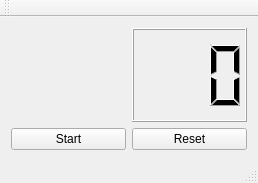
Before: the Qt Designer form SensorCounterQt/mainwindow.ui in SenriYoshikawa/SensorCounter, drawn with Qt 5.
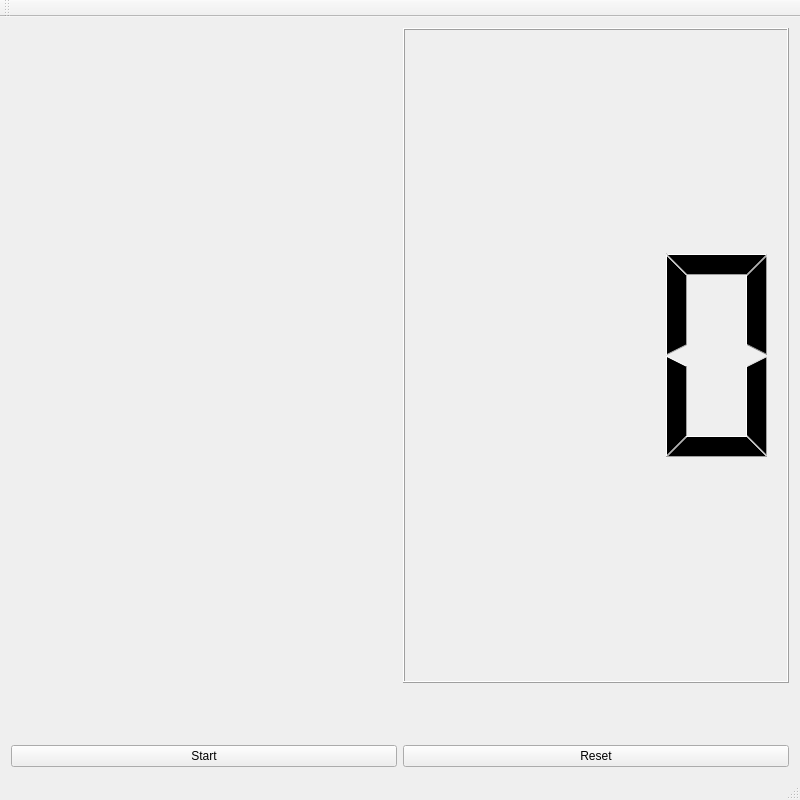
After: the same form once the commit is applied. Custom widgets are drawn as their Qt base class.

Diff of the .ui file:
```diff
--- a/SensorCounterQt/mainwindow.ui
+++ b/SensorCounterQt/mainwindow.ui
@@ -6,10 +6,16 @@
    <rect>
     <x>0</x>
     <y>0</y>
-    <width>258</width>
-    <height>183</height>
+    <width>800</width>
+    <height>800</height>
    </rect>
   </property>
+  <property name="minimumSize">
+   <size>
+    <width>800</width>
+    <height>800</height>
+   </size>
+  </property>
   <property name="windowTitle">
    <string>MainWindow</string>
   </property>
@@ -25,6 +31,19 @@
       </property>
      </widget>
     </item>
+    <item row="2" column="0">
+     <widget class="QPushButton" name="startButton">
+      <property name="sizePolicy">
+       <sizepolicy hsizetype="Expanding" vsizetype="Preferred">
+        <horstretch>0</horstretch>
+        <verstretch>0</verstretch>
+       </sizepolicy>
+      </property>
+      <property name="text">
+       <string>Start</string>
+      </property>
+     </widget>
+    </item>
     <item row="0" column="1">
      <widget class="QLCDNumber" name="lcdNumber">
       <property name="sizePolicy">
@@ -38,20 +57,7 @@
       </property>
      </widget>
     </item>
-    <item row="1" column="0">
-     <widget class="QPushButton" name="startButton">
-      <property name="sizePolicy">
-       <sizepolicy hsizetype="Expanding" vsizetype="Preferred">
-        <horstretch>0</horstretch>
-        <verstretch>0</verstretch>
-       </sizepolicy>
-      </property>
-      <property name="text">
-       <string>Start</string>
-      </property>
-     </widget>
-    </item>
-    <item row="1" column="1">
+    <item row="2" column="1">
      <widget class="QToolButton" name="resetButton">
       <property name="sizePolicy">
        <sizepolicy hsizetype="Expanding" vsizetype="Preferred">
@@ -64,6 +70,22 @@
       </property>
      </widget>
     </item>
+    <item row="1" column="0" colspan="2">
+     <widget class="chartcontrolor" name="widget" native="true">
+      <property name="sizePolicy">
+       <sizepolicy hsizetype="Expanding" vsizetype="Preferred">
+        <horstretch>0</horstretch>
+        <verstretch>0</verstretch>
+       </sizepolicy>
+      </property>
+      <property name="minimumSize">
+       <size>
+        <width>0</width>
+        <height>50</height>
+       </size>
+      </property>
+     </widget>
+    </item>
    </layout>
   </widget>
   <widget class="QMenuBar" name="menuBar">
@@ -94,6 +116,12 @@
    <header>timer.hpp</header>
    <container>1</container>
   </customwidget>
+  <customwidget>
+   <class>chartcontrolor</class>
+   <extends>QWidget</extends>
+   <header>chartcontrolor.hpp</header>
+   <container>1</container>
+  </customwidget>
  </customwidgets>
  <resources/>
  <connections/>
```
Left out of the diff: 4 changed lines with no effect on the pictures.
